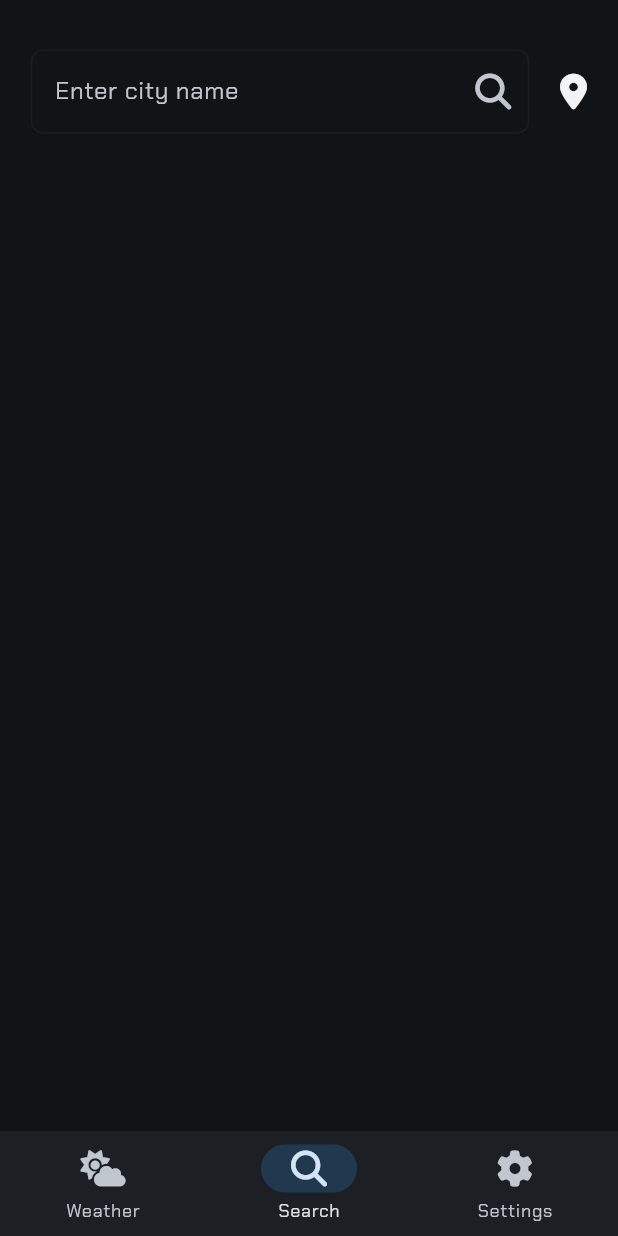
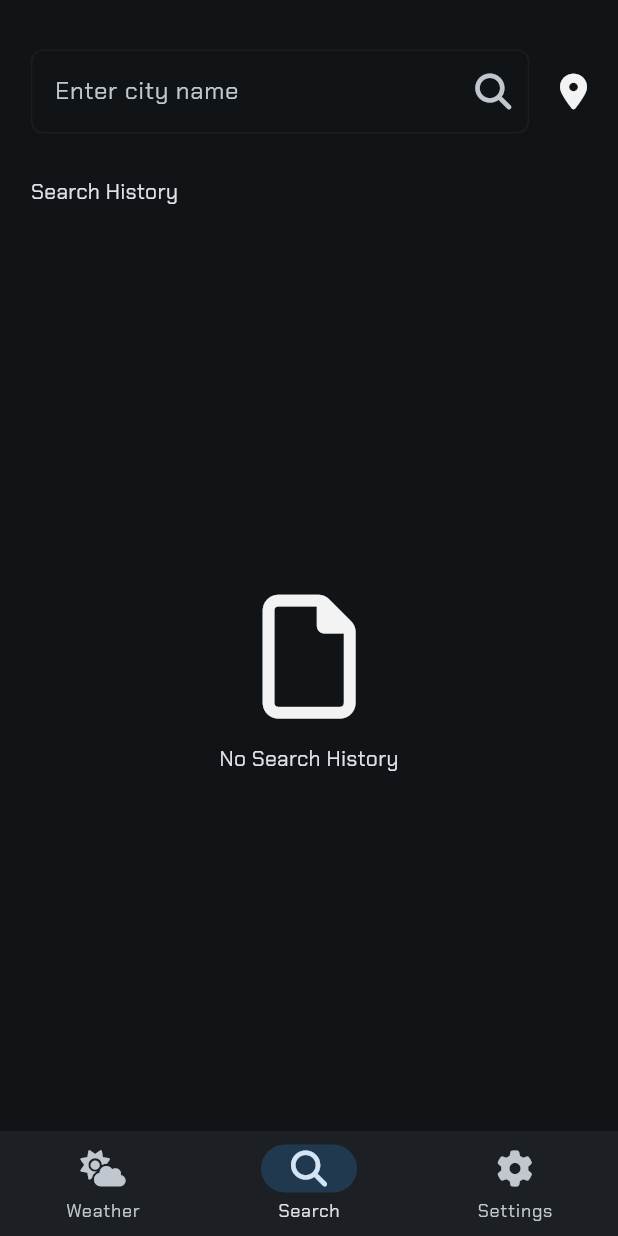
Before and after one commit to abel-yet/weather-app-flutter, a Flutter app: the screen it shows after launch, after a tap on "Search", on a phone screen of 412 x 824 dp. Run offline on Flutter 3.47's test engine with Material 3 defaults, Android fonts, the light colour scheme and no system bars; our stand-ins replace dio, equatable, flutter_bloc, flutter_dotenv, flutter_spinkit, font_awesome_flutter and 4 more; accounts and stored records are empty.

Commit message:
search history feat added

```diff
--- /dev/null
+++ b/lib/blocs/search_history/search_history_bloc.dart
@@ -0,0 +1,53 @@
+import 'package:equatable/equatable.dart';
+import 'package:flutter/foundation.dart';
+import 'package:flutter_bloc/flutter_bloc.dart';
+import 'package:umbrella/data/repositories/search_history_repository.dart';
+
+part 'search_history_event.dart';
+part 'search_history_state.dart';
+
+class SearchHistoryBloc extends Bloc<SearchHistoryEvent, SearchHistoryState> {
+  final SearchHistoryRepository searchHistoryRepository;
+
+  SearchHistoryBloc({required this.searchHistoryRepository}) : super(SearchHistoryInitial()) {
+    on<SearchHistoryFetched>(_searchHistoryFetchedHandler);
+    on<SearchHistoryAdded>(_searchHistoryAddedHandler);
+    on<SearchHistoryRemoved>(_searchHistoryRemovedHandler);
+
+    add(SearchHistoryFetched(isFirstTime: true));
+  }
+
+  Future<void> _searchHistoryFetchedHandler(SearchHistoryFetched event, Emitter<SearchHistoryState> emit) async {
+    try {
+      if (event.isFirstTime) {
+        emit(SearchHistoryLoading());
+      }
+      final history = await searchHistoryRepository.getHistory();
+      emit(SearchHistoryFetch(history: history));
+    } catch (e) {
+      emit(SearchHistoryError(errorMessage: "Unknown error has occured fetching search history"));
+    }
+  }
+
+  Future<void> _searchHistoryAddedHandler(SearchHistoryAdded event, Emitter<SearchHistoryState> emit) async {
+    try {
+      await searchHistoryRepository.addHistory(event.text);
+      add(SearchHistoryFetched());
+    } catch (e) {
+      if (kDebugMode) {
+        debugPrint(e.toString());
+      }
+    }
+  }
+
+  Future<void> _searchHistoryRemovedHandler(SearchHistoryRemoved event, Emitter<SearchHistoryState> emit) async {
+    try {
+      await searchHistoryRepository.removeHistory(event.text);
+      add(SearchHistoryFetched());
+    } catch (e) {
+      if (kDebugMode) {
+        debugPrint(e.toString());
+      }
+    }
+  }
+}
--- /dev/null
+++ b/lib/blocs/search_history/search_history_event.dart
@@ -0,0 +1,21 @@
+part of 'search_history_bloc.dart';
+
+sealed class SearchHistoryEvent {}
+
+class SearchHistoryFetched extends SearchHistoryEvent {
+  final bool isFirstTime;
+
+  SearchHistoryFetched({this.isFirstTime = false});
+}
+
+class SearchHistoryAdded extends SearchHistoryEvent {
+  final String text;
+
+  SearchHistoryAdded({required this.text});
+}
+
+class SearchHistoryRemoved extends SearchHistoryEvent {
+  final String text;
+
+  SearchHistoryRemoved({required this.text});
+}
--- /dev/null
+++ b/lib/blocs/search_history/search_history_state.dart
@@ -0,0 +1,28 @@
+part of 'search_history_bloc.dart';
+
+class SearchHistoryState extends Equatable {
+  @override
+  List<Object?> get props => [];
+}
+
+class SearchHistoryInitial extends SearchHistoryState {}
+
+class SearchHistoryLoading extends SearchHistoryState {}
+
+class SearchHistoryFetch extends SearchHistoryState {
+  final List<String> history;
+
+  SearchHistoryFetch({required this.history});
+
+  @override
+  List<Object?> get props => [history];
+}
+
+class SearchHistoryError extends SearchHistoryState {
+  final String errorMessage;
+
+  SearchHistoryError({required this.errorMessage});
+
+  @override
+  List<Object?> get props => [errorMessage];
+}
--- a/lib/core/dependency_injection.dart
+++ b/lib/core/dependency_injection.dart
@@ -1,7 +1,10 @@
 import 'package:get_it/get_it.dart';
+import 'package:umbrella/blocs/search_history/search_history_bloc.dart';
 import 'package:umbrella/blocs/weather_bloc/weather_bloc.dart';
+import 'package:umbrella/data/data_providers/database_helper.dart';
 import 'package:umbrella/data/data_providers/location_service.dart';
 import 'package:umbrella/data/data_providers/weatherapi.dart';
+import 'package:umbrella/data/repositories/search_history_repository.dart';
 import 'package:umbrella/data/repositories/weather_repository.dart';
 
 final sl = GetIt.instance;
@@ -11,14 +14,20 @@ void setupSL() {
 
   sl.registerLazySingleton<WeatherBloc>(() => WeatherBloc(weatherRepository: sl<WeatherRepository>()));
 
+  sl.registerLazySingleton<SearchHistoryBloc>(() => SearchHistoryBloc(searchHistoryRepository: sl<SearchHistoryRepository>()));
+
   // Repositories
 
   sl.registerLazySingleton<WeatherRepository>(() => WeatherRepository(locationService: sl<LocationService>(), weatherapi: sl<Weatherapi>()));
+
+  sl.registerLazySingleton<SearchHistoryRepository>(() => SearchHistoryRepository(databaseHelper: sl<DatabaseHelper>()));
 
 
   // Data Providers
 
   sl.registerLazySingleton<Weatherapi>(() => Weatherapi());
 
-  sl. registerLazySingleton<LocationService>(() => LocationService());
+  sl.registerLazySingleton<LocationService>(() => LocationService());
+
+  sl.registerLazySingleton<DatabaseHelper>(() => DatabaseHelper.instance);
 }
--- /dev/null
+++ b/lib/data/repositories/search_history_repository.dart
@@ -0,0 +1,24 @@
+import 'package:umbrella/data/data_providers/database_helper.dart';
+
+class SearchHistoryRepository {
+
+  final DatabaseHelper databaseHelper;
+
+  SearchHistoryRepository({required this.databaseHelper});
+
+
+  Future<List<String>> getHistory() async {
+    final rawData = await databaseHelper.getHistory();
+    final List<String> history = rawData.isNotEmpty ? rawData.map((m) => m["text"] as String).toList() : [];
+    return history;
+  }
+
+  Future<int> addHistory(String text) async {
+    return await databaseHelper.addHistory(text);
+  }
+
+  Future<int> removeHistory(String text) async {
+    return await databaseHelper.removeHistory(text);
+  }
+
+}
--- a/lib/main.dart
+++ b/lib/main.dart
@@ -2,6 +2,7 @@ import 'package:flutter/material.dart';
 import 'package:flutter/services.dart';
 import 'package:flutter_bloc/flutter_bloc.dart';
 import 'package:flutter_dotenv/flutter_dotenv.dart';
+import 'package:umbrella/blocs/search_history/search_history_bloc.dart';
 import 'package:umbrella/blocs/weather_bloc/weather_bloc.dart';
 import 'package:umbrella/config/route/app_router.dart';
 import 'package:umbrella/config/theme/app_theme.dart';
@@ -22,8 +23,15 @@ class Umbrella extends StatelessWidget {
 
   @override
   Widget build(BuildContext context) {
-    return BlocProvider(
-      create: (context) => sl<WeatherBloc>(),
+    return MultiBlocProvider(
+      providers: [
+        BlocProvider(
+          create: (context) => sl<WeatherBloc>(),
+        ),
+        BlocProvider(
+          create: (context) => sl<SearchHistoryBloc>(),
+        ),
+      ],
       child: MaterialApp.router(
         debugShowCheckedModeBanner: false,
         theme: AppTheme.theme,
--- a/lib/presentation/screens/search_screen.dart
+++ b/lib/presentation/screens/search_screen.dart
@@ -1,9 +1,13 @@
 import 'package:flutter/material.dart';
 import 'package:flutter_bloc/flutter_bloc.dart';
+import 'package:flutter_spinkit/flutter_spinkit.dart';
 import 'package:font_awesome_flutter/font_awesome_flutter.dart';
 import 'package:go_router/go_router.dart';
+import 'package:umbrella/blocs/search_history/search_history_bloc.dart';
 import 'package:umbrella/blocs/weather_bloc/weather_bloc.dart';
+import 'package:umbrella/core/constants/app_colors.dart';
 import 'package:umbrella/core/extensions.dart';
+import 'package:umbrella/core/utils/helper_functions.dart';
 import 'package:umbrella/presentation/screens/weather_screen.dart';
 
 class SearchScreen extends StatefulWidget {
@@ -41,6 +45,7 @@ class _SearchScreenState extends State<SearchScreen> {
           0,
         ),
         child: Column(
+          crossAxisAlignment: CrossAxisAlignment.start,
           children: [
             Row(
               spacing: context.width * .05,
@@ -59,6 +64,8 @@ class _SearchScreenState extends State<SearchScreen> {
                           }
                           FocusManager.instance.primaryFocus?.unfocus();
                           context.read<WeatherBloc>().add(WeatherFetchedByCityName(cityName: _textEditingController.text));
+                          context.read<SearchHistoryBloc>().add(SearchHistoryAdded(text: _textEditingController.text));
+                          _textEditingController.clear();
                           context.goNamed(WeatherScreen.routeName);
                         },
                         child: Icon(FontAwesomeIcons.magnifyingGlass),
@@ -68,11 +75,14 @@ class _SearchScreenState extends State<SearchScreen> {
                       FocusManager.instance.primaryFocus?.unfocus();
                     },
                     textInputAction: TextInputAction.search,
+                    textCapitalization: TextCapitalization.words,
                     onSubmitted: (value) {
                       if (_textEditingController.text.isEmpty) {
                         return;
                       }
                       context.read<WeatherBloc>().add(WeatherFetchedByCityName(cityName: value));
+                      context.read<SearchHistoryBloc>().add(SearchHistoryAdded(text: _textEditingController.text));
+                      _textEditingController.clear();
                       context.goNamed(WeatherScreen.routeName);
                     },
                   ),
@@ -87,10 +97,128 @@ class _SearchScreenState extends State<SearchScreen> {
                   child: FaIcon(FontAwesomeIcons.locationDot),
                 )
               ],
+            ),
+
+            addVerticalSpace(context.width * .07),
+
+            // Search history
+
+            Text("Search History"),
+
+            addVerticalSpace(context.width * .05),
+
+            BlocConsumer<SearchHistoryBloc, SearchHistoryState>(
+              listener: (context, state) {},
+              builder: (context, state) {
+                if (state is SearchHistoryLoading) {
+                  return SpinKitThreeBounce(
+                    size: context.width * .1,
+                    color: AppColors.secondary,
+                  );
+                }
+
+                if (state is SearchHistoryError) {
+                  return Expanded(child: _buildErrorUI(state));
+                }
+
+                if (state is SearchHistoryFetch) {
+                  return Expanded(
+                    child: _buildSearchHistoryUI(context, state),
+                  );
+                }
+
+                return Container();
+              },
             )
           ],
         ),
       ),
     );
   }
+
+  _buildSearchHistoryUI(BuildContext context, SearchHistoryFetch state) {
+    if (state.history.isEmpty) {
+      return Center(
+        child: Column(
+          mainAxisAlignment: MainAxisAlignment.center,
+          spacing: context.width * .04,
+          children: [
+            FaIcon(
+              FontAwesomeIcons.file,
+              size: context.width * .2,
+            ),
+            Text("No Search History")
+          ],
+        ),
+      );
+    }
+
+    return ListView.builder(
+      physics: const BouncingScrollPhysics(),
+      itemCount: state.history.length,
+      itemBuilder: (context, index) {
+        return Card(
+          margin: EdgeInsets.only(bottom: context.width * .04),
+          child: Padding(
+            padding: EdgeInsets.symmetric(horizontal: context.width * .05, vertical: context.width * .04),
+            child: Row(
+              mainAxisAlignment: MainAxisAlignment.spaceBetween,
+              spacing: context.width * .02,
+              children: [
+                Expanded(
+                  child: GestureDetector(
+                    onTap: () {
+                      context.read<WeatherBloc>().add(WeatherFetchedByCityName(cityName: state.history[index]));
+                      context.goNamed(WeatherScreen.routeName);
+                    },
+                    child: Text(
+                      state.history[index],
+                      maxLines: 1,
+                      overflow: TextOverflow.ellipsis,
+                    ),
+                  ),
+                ),
+                GestureDetector(
+                  onTap: () => context.read<SearchHistoryBloc>().add(SearchHistoryRemoved(text: state.history[index])),
+                  child: FaIcon(
+                    FontAwesomeIcons.x,
+                    size: context.width * .05,
+                    color: Colors.grey,
+                  ),
+                )
+              ],
+            ),
+          ),
+        );
+      },
+    );
+  }
+
+  Widget _buildErrorUI(SearchHistoryError state) {
+    return Center(
+      child: Column(
+        mainAxisAlignment: MainAxisAlignment.center,
+        crossAxisAlignment: CrossAxisAlignment.center,
+        spacing: context.width * .02,
+        children: [
+          Text(
+            state.errorMessage,
+            style: TextStyle(fontSize: 18),
+            textAlign: TextAlign.center,
+            maxLines: 2,
+            overflow: TextOverflow.ellipsis,
+          ),
+          Text(
+            "Please try again",
+            style: TextStyle(fontSize: 18),
+          ),
+          addVerticalSpace(context.width * .02),
+          GestureDetector(
+            onTap: () => context.read<SearchHistoryBloc>().add(SearchHistoryFetched(isFirstTime: true)),
+            child: FaIcon(FontAwesomeIcons.arrowRotateRight),
+          )
+        ],
+      ),
+    );
+  }
 }
--- a/lib/presentation/screens/weather_screen.dart
+++ b/lib/presentation/screens/weather_screen.dart
@@ -278,6 +278,8 @@ class WeatherScreen extends StatelessWidget {
             state.errorMessage,
             style: TextStyle(fontFamily: "Russo One", fontSize: 18),
             textAlign: TextAlign.center,
+            maxLines: 3,
+            overflow: TextOverflow.ellipsis,
           ),
           Text(
             "Please try again",
--- a/pubspec.yaml
+++ b/pubspec.yaml
@@ -19,6 +19,8 @@ dependencies:
   get_it: ^8.0.3
   go_router: ^14.8.1
   intl: ^0.20.2
+  path_provider: ^2.1.5
+  sqflite: 2.4.1
 
 dev_dependencies:
   flutter_lints: ^5.0.0
```
Also changed, not shown: lib/data/data_providers/database_helper.dart (added, +48 -0 lines), pubspec.lock.
